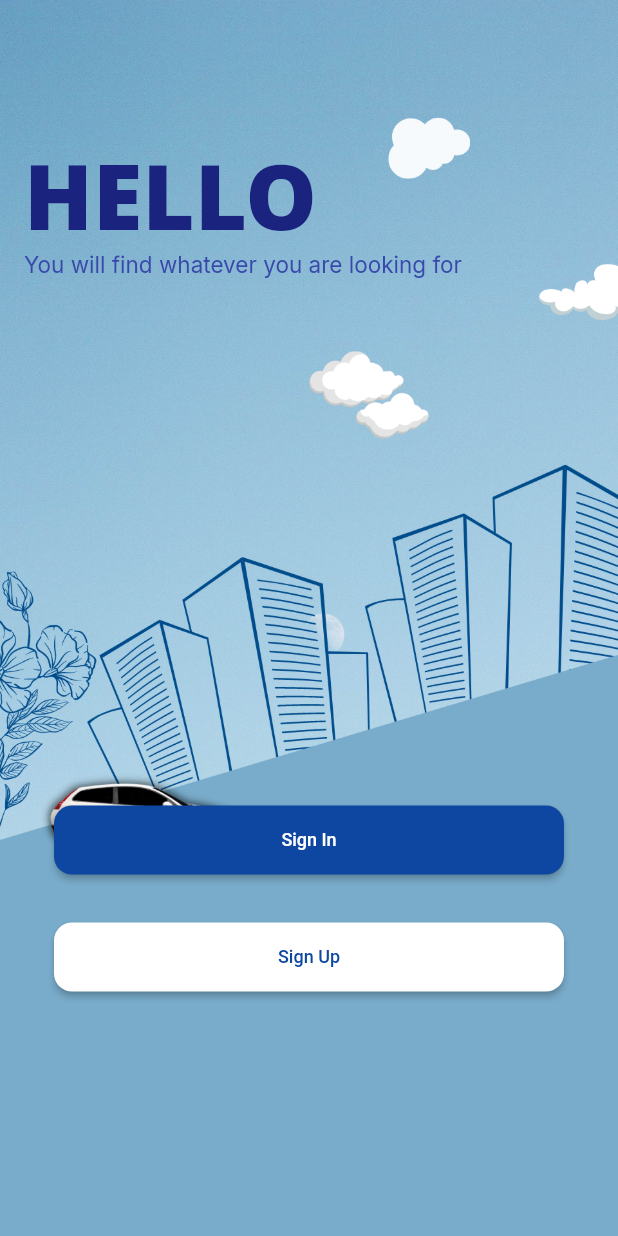
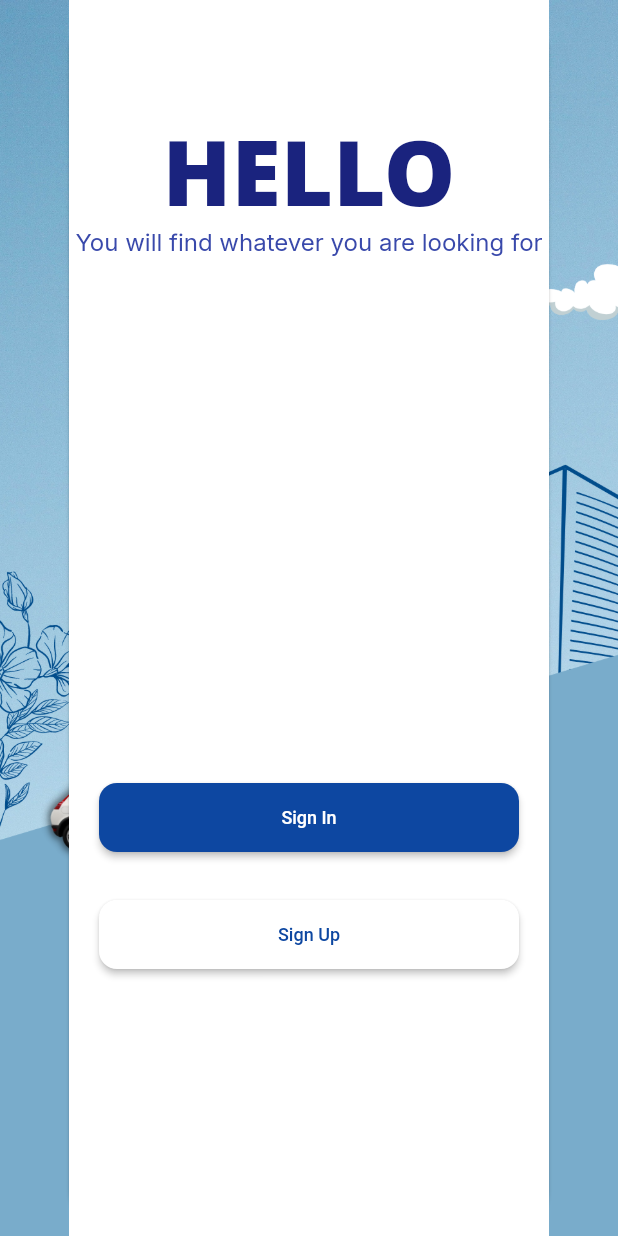
Before and after one commit to The-Jay-Tech/my_flutter_journey, a Flutter app: the screen it shows after launch, on a phone screen of 412 x 824 dp. Run offline on Flutter 3.47's test engine with Material 2 defaults, Android fonts, the light colour scheme and no system bars; our stand-ins replace firebase_auth, firebase_core, google_fonts, google_sign_in; accounts and stored records are empty.

Commit message:
UI updates

```diff
--- a/login_ui/lib/screens/homepage.dart
+++ b/login_ui/lib/screens/homepage.dart
@@ -14,27 +14,36 @@ class _HomePageState extends State<HomePage> {
   @override
   Widget build(BuildContext context) {
     return Scaffold(
-      body: SafeArea(
-        child: Container(
-          width: MediaQuery.of(context).size.width,
-          height: MediaQuery.of(context).size.height,
-          padding: EdgeInsets.all(16),
+      body: Container(
+        // width: MediaQuery.of(context).size.width,
+        // height: MediaQuery.of(context).size.height,
+        // padding: EdgeInsets.all(16),
         decoration: BoxDecoration(
           image: DecorationImage(
-              image: AssetImage(
-                AppImages.bacground,
-              ),
+            image: AssetImage(AppImages.bacground),
             fit: BoxFit.cover,
           ),
         ),
+        child: Center(
+          child: Card(
+            elevation: 1,
+            color: Color(0xFF251734).withOpacity(1.0),
+            margin: EdgeInsets.only(left: 32, right: 32),
+            shape:
+                RoundedRectangleBorder(borderRadius: BorderRadius.circular(32)),
+            child: Container(
+              color: Colors.white,
+              height: MediaQuery.of(context).size.height,
+              width: 320,
+              // alignment: Alignment.center,
               child: Column(
                 mainAxisAlignment: MainAxisAlignment.start,
                 crossAxisAlignment: CrossAxisAlignment.start,
                 children: [
                   Padding(padding: EdgeInsets.fromLTRB(10, 20, 10, 20)),
                   Column(
-                mainAxisAlignment: MainAxisAlignment.start,
-                crossAxisAlignment: CrossAxisAlignment.start,
+                    mainAxisAlignment: MainAxisAlignment.center,
+                    crossAxisAlignment: CrossAxisAlignment.center,
                     children: [
                       Padding(padding: EdgeInsets.fromLTRB(10, 20, 10, 20)),
                       Text(
@@ -50,7 +59,8 @@ class _HomePageState extends State<HomePage> {
                         child: Column(
                           mainAxisAlignment: MainAxisAlignment.center,
                           children: [
-                        Padding(padding: EdgeInsets.fromLTRB(20, 150, 20, 100)),
+                            Padding(
+                                padding: EdgeInsets.fromLTRB(20, 150, 20, 100)),
                             MaterialButton(
                               onPressed: () {
                                 Navigator.push(
@@ -62,8 +72,7 @@ class _HomePageState extends State<HomePage> {
                               },
                               color: Colors.blue[900],
                               shape: RoundedRectangleBorder(
-                            borderRadius: BorderRadius.circular(12),
-                          ),
+                                  borderRadius: BorderRadius.circular(12)),
                               padding: EdgeInsets.symmetric(
                                   horizontal: 14, vertical: 16),
                               child: Row(
@@ -90,7 +99,8 @@ class _HomePageState extends State<HomePage> {
                           shape: RoundedRectangleBorder(
                             borderRadius: BorderRadius.circular(12),
                           ),
-                      padding: EdgeInsets.symmetric(horizontal: 14, vertical: 16),
+                          padding:
+                              EdgeInsets.symmetric(horizontal: 14, vertical: 16),
                           child: Row(
                             mainAxisAlignment: MainAxisAlignment.center,
                             children: [
@@ -111,6 +121,8 @@ class _HomePageState extends State<HomePage> {
               ),
             ),
           ),
+        ),
+      ),
     );
   }
 }
--- a/login_ui/lib/styles/images.dart
+++ b/login_ui/lib/styles/images.dart
@@ -4,4 +4,5 @@ class AppImages {
   static const String secondPage = 'assets/second.jpg';
   static const String facebookIcon = 'assets/facebook.png';
   static const String googleIcon = 'assets/google.png';
+  static const String secondBackground = 'assets/second 2.jpg';
 }
--- a/login_ui/lib/styles/text.dart
+++ b/login_ui/lib/styles/text.dart
@@ -9,7 +9,7 @@ class AppTextStyle {
     color: Colors.indigo[900],
   );
   final subTitleStyle = GoogleFonts.inter(
-    fontSize: 15,
+    fontSize: 16,
     height: 1.2,
     color: Colors.indigo[600],
   );
```
Also changed, not shown: login_ui/lib/screens/sign_in.dart (+30 -6 lines), login_ui/assets/second 2.jpg (added), login_ui/assets/second.jpg, login_ui/firebase.json (added), 4 other files. Lines whose indentation alone changed are shown as unchanged.
